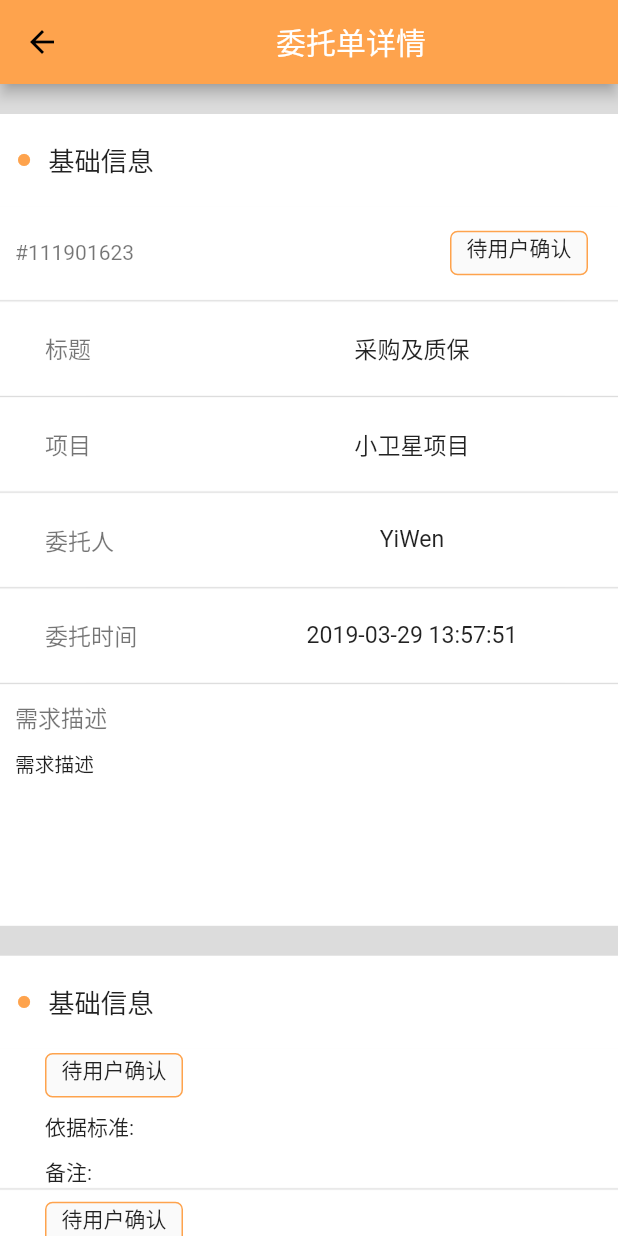
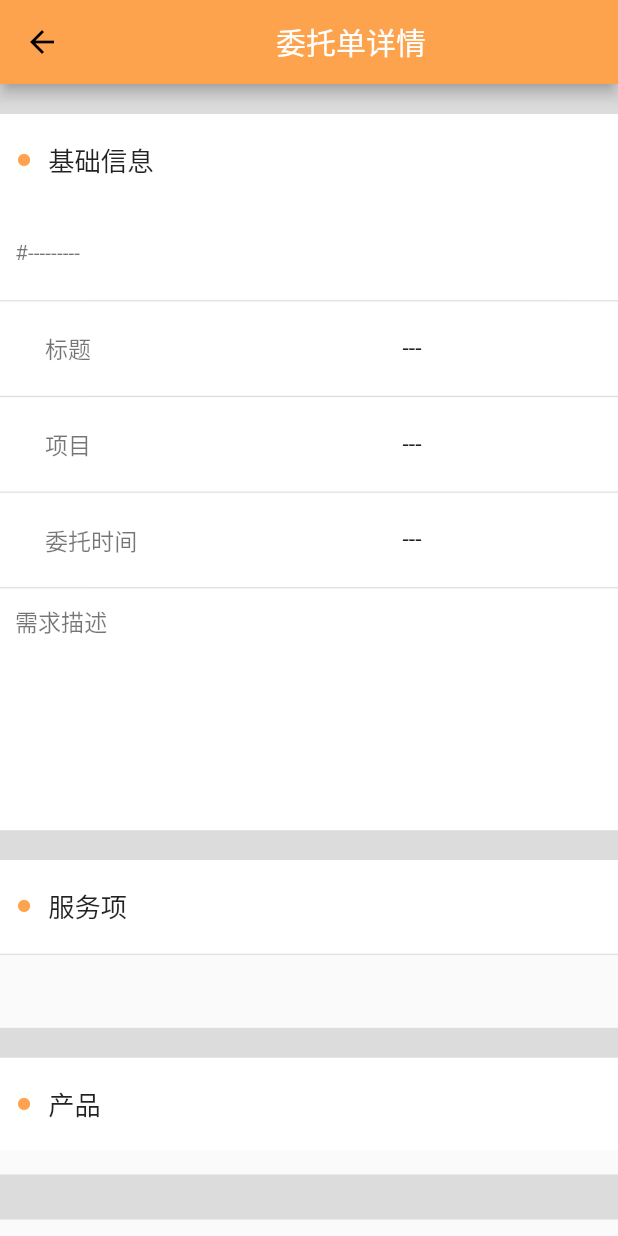
Before and after one commit to tyw809611051/test, a Flutter app: the TaskDetailPage screen opened directly, on a phone screen of 412 x 824 dp. Run offline on Flutter 3.47's test engine with Material 2 defaults, Android fonts, the phone set to English and light mode, and no system bars; our stand-ins replace connectivity, dio, event_bus, flutter_screenutil, fluttertoast, shared_preferences; accounts and stored records are empty; network calls fail; statements that could not run were skipped.

Commit message:
complete 详情

```diff
--- a/lib/pages/TaskDetail.dart
+++ b/lib/pages/TaskDetail.dart
@@ -1,8 +1,11 @@
 import 'package:flutter/material.dart';
+import 'package:fluttertoast/fluttertoast.dart';
 import '../common/Themes.dart';
 import '../services/ScreenAdapter.dart';
 import '../components/BaseForm/BaseButton.dart';
 import '../components/Copyright.dart';
+import '../utils/Utils.dart';
+import '../services/Api.dart';
 
 /**
  * @description: 委托单详情页
@@ -20,6 +23,213 @@ class TaskDetailPage extends StatefulWidget {
 }
 
 class _TaskDetailPageState extends State<TaskDetailPage> {
+  Map _detail = Map();
+
+  @override
+  void initState() {
+    super.initState();
+
+    this._getTaskDetailData(widget.arguments['sn']);
+  }
+
+  // 获取详情数据
+  _getTaskDetailData(sn) async {
+    var res = await Api.taskDetail(sn);
+
+    Utils.showToast(res['error_code'], res['msg']);
+
+    Map detail = res["data"];
+    setState(() {
+      this._detail = detail;
+    });
+  }
+
+  // 确认委托
+  _confirmTask(id) async{
+    if (this._detail.length > 0) {
+      var id = this._detail['id'];
+      Map<String, dynamic> params = {
+        "status": "agree",
+        "contents": {
+          "commit": "",
+          "result": 1,
+        }
+      };
+      var res  = await Api.confirmTask(id, params);
+
+      Utils.showToast(res["error_code"], res["msg"]);
+
+      Fluttertoast.showToast(
+          msg: "处理完成",
+          toastLength: Toast.LENGTH_SHORT,
+          gravity: ToastGravity.CENTER);
+
+      setState(() {
+        _getTaskDetailData(widget.arguments['sn']);
+      });
+    } else {
+      Utils.showToast(401, "系统正在处理中,请重试!");
+    }
+  }
+
+  // 根据不同状态展示不同标签
+  Widget _showStatusTags(Map status) {
+    String text;
+    Color color;
+    if (this._detail.length > 0) {
+      switch (status['value']) {
+        case 6:
+          color = Colors.blue;
+          break;
+        case 9:
+          color = Colors.green;
+          break;
+        default:
+          color = Colors.black;
+          break;
+      }
+      text = status['text'];
+
+      return Container(
+        height: ScreenAdapter.height(48),
+        margin: EdgeInsets.only(right: 10),
+        padding: EdgeInsets.fromLTRB(10, 0, 10, 0),
+        decoration: BoxDecoration(
+            borderRadius: BorderRadius.circular(5),
+            border: Border.all(color: color),
+            color: Color.fromRGBO(250, 250, 250, 0.9)),
+        child: Text(
+          "${text}",
+          style: TextStyle(color: color),
+        ),
+      );
+    } else {
+      return Text("");
+    }
+  }
+
+  // 遍历服务项
+  Widget _showServiceItem(servicesId) {
+    String title = "";
+    String standard_info = "";
+    String commit = "";
+    List service = this._detail['services'] ?? [];
+    bool res = service.any((value) => value['id'] == servicesId);
+    if (!res) {
+      return Text("");
+    }
+
+    String servId = servicesId.toString();
+    title = servicesId == 1 ? '质检服务' : '采购服务';
+    if (this._detail['configs']['${servId}'] != null) {
+      if (this._detail['configs']['${servId}'].containsKey('standard_info')) {
+        var code =
+            this._detail['configs']['${servId}']['standard_info']['code'] ?? "";
+        var name =
+            this._detail['configs']['${servId}']['standard_info']['name'] ?? "";
+        standard_info = code != null ? "(${code})${name}" : "${name}";
+      }
+
+      commit = this._detail['configs']['${servId}']['commit'] ?? "";
+    }
+
+    return Container(
+        color: Colors.white,
+        height: ScreenAdapter.height(150),
+        child: Padding(
+          padding: EdgeInsets.only(left: 30),
+          child: Column(
+            mainAxisAlignment: MainAxisAlignment.spaceEvenly,
+            crossAxisAlignment: CrossAxisAlignment.start,
+            children: <Widget>[
+              Container(
+                height: ScreenAdapter.height(48),
+                margin: EdgeInsets.only(top: 3),
+                padding: EdgeInsets.fromLTRB(10, 0, 10, 0),
+                decoration: BoxDecoration(
+                    borderRadius: BorderRadius.circular(5),
+                    border: Border.all(color: Themes.primaryColor),
+                    color: Color.fromRGBO(250, 250, 250, 1)),
+                child: Text("${title}"),
+              ),
+              Text(
+                "依据标准: ${standard_info}",
+                maxLines: 1,
+                overflow: TextOverflow.ellipsis,
+              ),
+              Text(
+                "备注: ${commit}",
+                maxLines: 1,
+                overflow: TextOverflow.ellipsis,
+              ),
+            ],
+          ),
+        ));
+  }
+
+  // 展示产品
+  Widget _showMaterial() {
+    if (this._detail.length > 0 && this._detail['material'].length > 0) {
+      List material = this._detail['material'];
+      return Wrap(
+        runSpacing: 2,
+        children: material.map((value) {
+          var model = value['product']['model'] ?? "";
+          var name = value['product']['name'] ?? "";
+
+          return Container(
+            color: Colors.white,
+            height: ScreenAdapter.height(150),
+            width: ScreenAdapter.width(750),
+            padding: EdgeInsets.only(left: 30),
+            child: Row(
+              children: <Widget>[
+                Expanded(
+                  flex: 5,
+                  child: Column(
+                    mainAxisAlignment: MainAxisAlignment.spaceEvenly,
+                    crossAxisAlignment: CrossAxisAlignment.start,
+                    children: <Widget>[
+                      Text(
+                        "${model}",
+                        style: TextStyle(fontSize: ScreenAdapter.size(28)),
+                      ),
+                      Text(
+                        "${name}",
+                        maxLines: 1,
+                        overflow: TextOverflow.ellipsis,
+                        style: TextStyle(
+                            color: Colors.black45,
+                            fontSize: ScreenAdapter.size(24)),
+                      ),
+                      Text(
+                        "#${value['sn']}",
+                        style: TextStyle(
+                            color: Colors.black45,
+                            fontSize: ScreenAdapter.size(24)),
+                      ),
+                    ],
+                  ),
+                ),
+                Expanded(
+                  flex: 1,
+                  child: Center(
+                    child: Text(
+                      "X${value['qty']}",
+                      style: TextStyle(color: Themes.primaryColor),
+                    ),
+                  ),
+                )
+              ],
+            ),
+          );
+        }).toList(),
+      );
+    } else {
+      return Text("");
+    }
+  }
+
   @override
   Widget build(BuildContext context) {
     return Scaffold(
@@ -71,7 +281,9 @@ class _TaskDetailPageState extends State<TaskDetailPage> {
                     child: Padding(
                       padding: EdgeInsets.only(left: 10),
                       child: Text(
-                        "#111901623",
+                        (this._detail.length > 0)
+                            ? "${this._detail['sn']}"
+                            : "#---------",
                         style: TextStyle(color: Colors.black54),
                       ),
                     ),
@@ -80,16 +292,7 @@ class _TaskDetailPageState extends State<TaskDetailPage> {
                     alignment: Alignment.centerRight,
                     child: Padding(
                       padding: EdgeInsets.only(right: 10),
-                      child: Container(
-                        height: ScreenAdapter.height(48),
-                        margin: EdgeInsets.only(right: 10),
-                        padding: EdgeInsets.fromLTRB(10, 0, 10, 0),
-                        decoration: BoxDecoration(
-                            borderRadius: BorderRadius.circular(5),
-                            border: Border.all(color: Themes.primaryColor),
-                            color: Color.fromRGBO(250, 250, 250, 1)),
-                        child: Text("待用户确认"),
-                      ),
+                      child: this._showStatusTags(this._detail['status']),
                     ),
                   ),
                 ],
@@ -121,7 +324,9 @@ class _TaskDetailPageState extends State<TaskDetailPage> {
                     flex: 4,
                     child: Center(
                       child: Text(
-                        "采购及质保",
+                        (this._detail.length > 0)
+                            ? "${this._detail['title']}"
+                            : "---",
                         style: TextStyle(fontSize: ScreenAdapter.size(28)),
                       ),
                     ),
@@ -155,41 +360,9 @@ class _TaskDetailPageState extends State<TaskDetailPage> {
                     flex: 4,
                     child: Center(
                       child: Text(
-                        "小卫星项目",
-                        style: TextStyle(fontSize: ScreenAdapter.size(28)),
-                      ),
-                    ),
-                  ),
-                ],
-              ),
-            ),
-            Divider(
-              height: 2,
-            ),
-            // 委托人
-            Container(
-              color: Colors.white,
-              height: ScreenAdapter.height(100),
-              child: Row(
-                mainAxisAlignment: MainAxisAlignment.start,
-                children: <Widget>[
-                  Expanded(
-                    flex: 2,
-                    child: Padding(
-                      padding: EdgeInsets.only(left: 30),
-                      child: Text(
-                        "委托人",
-                        style: TextStyle(
-                            color: Colors.black54,
-                            fontSize: ScreenAdapter.size(28)),
-                      ),
-                    ),
-                  ),
-                  Expanded(
-                    flex: 4,
-                    child: Center(
-                      child: Text(
-                        "YiWen",
+                        (this._detail.length > 0)
+                            ? "${this._detail['project']['name']}"
+                            : "---",
                         style: TextStyle(fontSize: ScreenAdapter.size(28)),
                       ),
                     ),
@@ -223,7 +396,9 @@ class _TaskDetailPageState extends State<TaskDetailPage> {
                     flex: 4,
                     child: Center(
                       child: Text(
-                        "2019-03-29 13:57:51",
+                        (this._detail.length > 0)
+                            ? "${this._detail['created_at']}"
+                            : "---",
                         style: TextStyle(fontSize: ScreenAdapter.size(28)),
                       ),
                     ),
@@ -259,7 +434,10 @@ class _TaskDetailPageState extends State<TaskDetailPage> {
                       Container(
                         padding: EdgeInsets.only(left: 10),
                         child: Text(
-                          "需求描述",
+                          (this._detail.length > 0 &&
+                                  this._detail['content'] != null)
+                              ? "${this._detail['content']}"
+                              : "",
                           maxLines: 5,
                           overflow: TextOverflow.ellipsis,
                           style: TextStyle(fontSize: ScreenAdapter.size(24)),
@@ -292,84 +470,29 @@ class _TaskDetailPageState extends State<TaskDetailPage> {
                   Padding(
                     padding: EdgeInsets.only(left: 10),
                     child: Text(
-                      "基础信息",
+                      "服务项",
                       style: TextStyle(fontSize: ScreenAdapter.size(32)),
                     ),
                   ),
                 ],
               ),
             ),
-            // 质检服务
-            Container(
-              color: Colors.white,
-              height: ScreenAdapter.height(150),
-              child: Padding(
-                padding: EdgeInsets.only(left: 30),
-                child: Column(
-                  mainAxisAlignment: MainAxisAlignment.spaceBetween,
-                  crossAxisAlignment: CrossAxisAlignment.start,
-                  children: <Widget>[
-                    Container(
-                      height: ScreenAdapter.height(48),
-                      margin: EdgeInsets.only(top: 3),
-                      padding: EdgeInsets.fromLTRB(10, 0, 10, 0),
-                      decoration: BoxDecoration(
-                          borderRadius: BorderRadius.circular(5),
-                          border: Border.all(color: Themes.primaryColor),
-                          color: Color.fromRGBO(250, 250, 250, 1)),
-                      child: Text("待用户确认"),
-                    ),
-                    Text(
-                      "依据标准:",
-                      maxLines: 1,
-                      overflow: TextOverflow.ellipsis,
-                    ),
-                    Text(
-                      "备注:",
-                      maxLines: 1,
-                      overflow: TextOverflow.ellipsis,
-                    ),
-                  ],
-                ),
-              )
-            ),
+
             Divider(
               height: 2,
             ),
-            // 采购服务
-            Container(
-              color: Colors.white,
-              height: ScreenAdapter.height(150),
-              child: Padding(
-                padding: EdgeInsets.only(left: 30),
-                child: Column(
-                  mainAxisAlignment: MainAxisAlignment.spaceEvenly,
-                  crossAxisAlignment: CrossAxisAlignment.start,
-                  children: <Widget>[
-                    Container(
-                      height: ScreenAdapter.height(48),
-                      margin: EdgeInsets.only(top: 3),
-                      padding: EdgeInsets.fromLTRB(10, 0, 10, 0),
-                      decoration: BoxDecoration(
-                          borderRadius: BorderRadius.circular(5),
-                          border: Border.all(color: Themes.primaryColor),
-                          color: Color.fromRGBO(250, 250, 250, 1)),
-                      child: Text("待用户确认"),
-                    ),
-                    Text(
-                      "依据标准:",
-                      maxLines: 1,
-                      overflow: TextOverflow.ellipsis,
-                    ),
-                    Text(
-                      "备注:",
-                      maxLines: 1,
-                      overflow: TextOverflow.ellipsis,
-                    ),
-                  ],
-                ),
-              )
-            ),
+            (this._detail.length > 0 && this._detail['services'].length > 0)
+                ? this._showServiceItem(1)
+                : Text(""),
+            (this._detail.length > 0 && this._detail['services'].length >= 2)
+                ? Divider(
+                    height: 2,
+                  )
+                : Text(""),
+            (this._detail.length > 0 && this._detail['services'].length > 0)
+                ? this._showServiceItem(4)
+                : Text(""),
+
             Container(
               width: double.infinity,
               height: 20,
@@ -399,58 +522,20 @@ class _TaskDetailPageState extends State<TaskDetailPage> {
                 ],
               ),
             ),
-            Container(
-              color: Colors.white,
-              height: ScreenAdapter.height(150),
-              padding: EdgeInsets.only(left: 30),
-              child: Row(
-                children: <Widget>[
-                  Expanded(
-                    flex: 5,
-                    child: Column(
-                      mainAxisAlignment: MainAxisAlignment.spaceEvenly,
-                      crossAxisAlignment: CrossAxisAlignment.start,
-                      children: <Widget>[
-                        Text("REF3033AIDBZT",style: TextStyle(
-                          fontSize: ScreenAdapter.size(28)
-                        ),),
-                        Text(
-                          "XXXXXXXXXXXXXXXXXXXXX",
-                          maxLines: 1,
-                          overflow: TextOverflow.ellipsis,
-                        style: TextStyle(
-                          color: Colors.black45,
-                          fontSize: ScreenAdapter.size(24)
-                        ),),
-                        Text("#120200006",style: TextStyle(
-                          color: Colors.black45,
-                          fontSize: ScreenAdapter.size(24)
-                        ),),
-                      ],
-                    ),
-                  ),
-                  Expanded(
-                    flex: 1,
-                    child: Center(
-                      child: Text("X1",style: TextStyle(
-                        color: Themes.primaryColor
-                      ),),
-                    ),
-                  )
-                ],
-              ),
-            ),
+
+            this._showMaterial(),
             Container(
               width: double.infinity,
               height: 30,
               color: Colors.black12,
             ),
-            BaseButton(
+            (this._detail.length > 0 && this._detail['status']['value'] == 6) ? BaseButton(
               text: "确认委托",
               color: Themes.btnPrimaryColor,
-
+            ) : Text(""),
+            SizedBox(
+              height: 20,
             ),
-            SizedBox(height: 20,),
             Copyright()
           ],
         ),
--- a/lib/utils/RequestUtil.dart
+++ b/lib/utils/RequestUtil.dart
@@ -115,7 +115,7 @@ class RequestUtil {
 
       if (Env.DEBUG) {
         print('响应体异常: ' + e.toString());
-        print('响应体异常 url: ' + response.realUri.toString());
+        print('响应体异常 url: ' + url.toString());
       }
 
       return Utils.resultData(errorResponse.statusCode, "服务器异常,请稍后再试!",
```
Also changed, not shown: lib/pages/tabs/Task.dart (+28 -5 lines), lib/services/Api.dart (+16 -1 lines).
